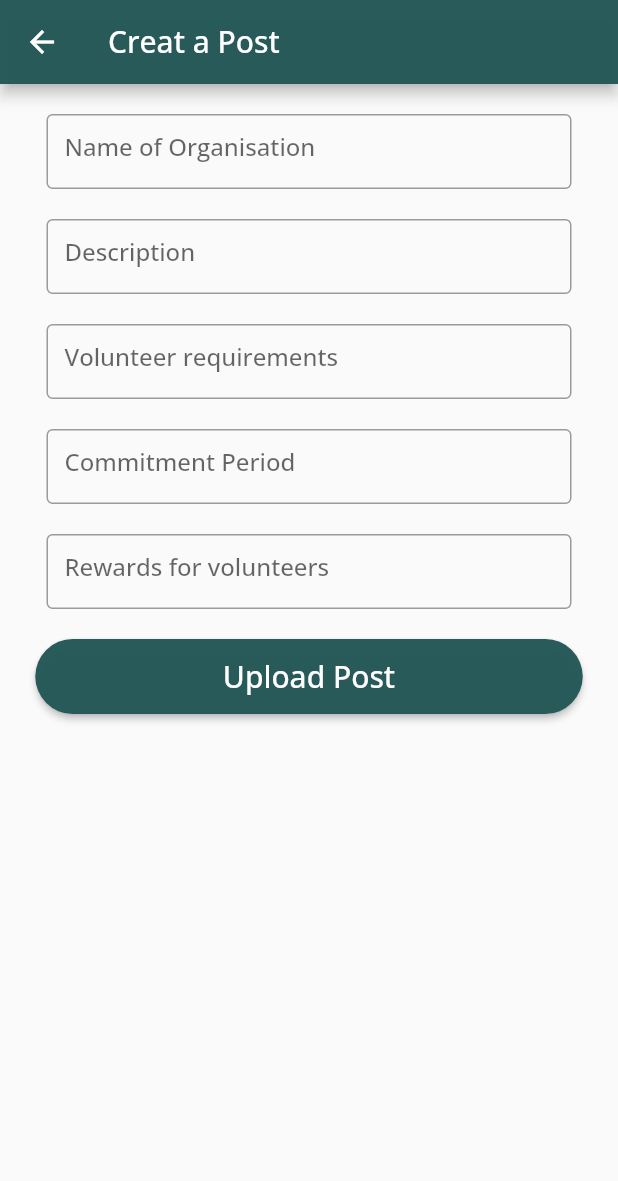
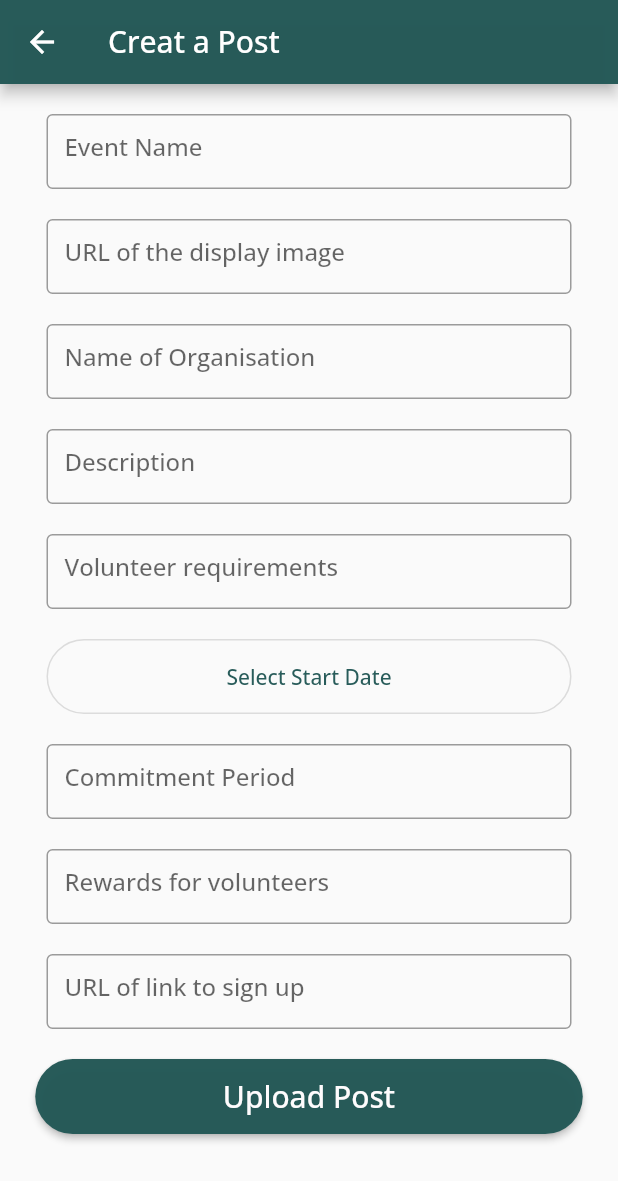
Before and after one commit to kaavya02/Volunteeraholic, a Flutter app: the PostScreen screen opened directly, on a phone screen of 412 x 824 dp. Shown: the top 1181 px of the screen. Run offline on Flutter 3.47's test engine with Material 2 defaults, Android fonts, the phone set to English and light mode, and no system bars; our stand-ins replace cloud_firestore, firebase_auth, firebase_core, google_fonts, google_sign_in; accounts and stored records are empty.

Commit message:
Card format post

```diff
--- a/lib/OrgLogin.dart
+++ b/lib/OrgLogin.dart
@@ -26,7 +26,7 @@ class _OrgLoginState extends State<OrgLogin> {
         width : size.width,
         height : size.height,
         padding: EdgeInsets.only(
-            left: 20, right: 20, top: size.height * 0.1, bottom: size.height * 0.5),
+            left: 20, right: 20, top: size.height * 0.02, bottom: size.height * 0.5),
         child: Column(
           crossAxisAlignment: CrossAxisAlignment.center,
           mainAxisAlignment: MainAxisAlignment.spaceBetween,
@@ -40,7 +40,7 @@ class _OrgLoginState extends State<OrgLogin> {
         onTap: () {
           AuthService().signInWithGoogle();
         },
-        child: const Image(width: 100, height: 30, image: AssetImage('assets/images/google.png'))),
+        child: const Image(width: 100, height: 40, image: AssetImage('assets/images/google.png'))),
         ],
         ),
         ),
--- a/lib/Post.dart
+++ b/lib/Post.dart
@@ -1,39 +1,56 @@
+
 import 'package:cloud_firestore/cloud_firestore.dart';
 import 'package:flutter/material.dart';
 import 'package:volunteeraholic/AppThemes.dart';
 
 class Post {
   String id;
+  final String eventName;
+  final String imageURL;
   final String orgName;
   final String description;
   final String volunteerRequirements;
+  final DateTime startDate;
   final String commitment;
   final String volunteerRewards;
+  final String linkToSignUp;
 
   Post({
     this.id = '',
+    required this.eventName,
+    required this.imageURL,
     required this.orgName,
     required this.volunteerRequirements,
+    required this.startDate,
     required this.commitment,
     required this.description,
     required this.volunteerRewards,
+    required this.linkToSignUp
   });
 
   Map<String, dynamic> toJson() => {
     'id' : id,
+    'eventName' : eventName,
+    'image': imageURL,
     'orgName': orgName,
     'volunteerRequirements': volunteerRequirements,
+    'startDate' : startDate,
     'commitment' : commitment,
     'description': description,
-    'volunteerRewards' : volunteerRewards
+    'volunteerRewards' : volunteerRewards,
+    'linkToSignUP' : linkToSignUp
   };
 
   static Post fromJson(Map<String, dynamic> json) => Post(
+      eventName: json['eventName'],
+      imageURL: json['imageURL'],
       orgName: json['orgName'],
       volunteerRequirements: json['volunteerRequirements'],
+      startDate: json['startDate'],
       commitment: json['commitment'],
       description: json['description'],
-      volunteerRewards: json['volunteerRewards']);
+      volunteerRewards: json['volunteerRewards'],
+      linkToSignUp: json['linkToSignUp']);
 }
 
 Future createPost(Post post) async {
@@ -61,14 +78,30 @@ class PostScreen extends StatefulWidget {
 }
 
 class _PostScreenState extends State<PostScreen> {
+  final eventName = TextEditingController();
+  final imageURL = TextEditingController();
   final orgName =  TextEditingController();
   final description = TextEditingController();
   final volunteerRequirements = TextEditingController();
   final commitmentPeriod = TextEditingController();
   final volunteerRewards = TextEditingController();
+  final linkToSignUP = TextEditingController();
 
   @override
   Widget build(BuildContext context) {
+    DateTime selectedDate = DateTime.now();
+
+    Future<void> _selectDate(BuildContext context) async {
+      final DateTime? picked = await showDatePicker(
+          context: context,
+          initialDate: selectedDate,
+          firstDate: DateTime(2015, 8),
+          lastDate: DateTime(2101));
+      if (picked != null && picked != selectedDate)
+         {
+          selectedDate = picked;
+        }
+    }
 
     return Scaffold(
       appBar: AppBar(title: Text('Creat a Post'),),
@@ -77,6 +110,30 @@ class _PostScreenState extends State<PostScreen> {
         child: Center(
           child: Column(
             children: [
+              Container(
+                width: 350,
+                height: 50,
+                child: TextField(
+                  controller: eventName,
+                  decoration: InputDecoration(
+                    border: OutlineInputBorder(),
+                    hintText: 'Event Name',
+                  ),
+                ),
+              ),
+              SizedBox(height: 20,),
+              Container(
+                width: 350,
+                height: 50,
+                child: TextField(
+                  controller: imageURL,
+                  decoration: InputDecoration(
+                    border: OutlineInputBorder(),
+                    hintText: 'URL of the display image',
+                  ),
+                ),
+              ),
+              SizedBox(height: 20,),
               Container(
                   width: 350,
                   height: 50,
@@ -116,6 +173,22 @@ class _PostScreenState extends State<PostScreen> {
               Container(
                 width: 350,
                 height: 50,
+                child: OutlinedButton(
+                  onPressed: () => _selectDate(context),
+                  child: Text('Select Start Date'),
+                  style: ButtonStyle(
+                      shape: MaterialStateProperty.all<RoundedRectangleBorder>(
+                          RoundedRectangleBorder(
+                            borderRadius: BorderRadius.circular(25.0),
+                          )
+                      )
+                  ),
+                ),
+              ),
+            SizedBox(height: 20,),
+                Container(
+                  width: 350,
+                  height: 50,
                   child: TextField(
                     controller: commitmentPeriod,
                     decoration: InputDecoration(
@@ -137,16 +210,32 @@ class _PostScreenState extends State<PostScreen> {
                   ),
                 ),
                 SizedBox(height: 20,),
+              Container(
+                width: 350,
+                height: 50,
+                child: TextField(
+                  controller: linkToSignUP,
+                  decoration: InputDecoration(
+                    border: OutlineInputBorder(),
+                    hintText: 'URL of link to sign up',
+                  ),
+                ),
+              ),
+              SizedBox(height: 20,),
                 SizedBox(
                   height: 50,
                   width: 365,
                   child: ElevatedButton(onPressed: () {
                     final post = Post(
+                        eventName: eventName.text,
+                        imageURL: imageURL.text,
                         orgName: orgName.text,
                         volunteerRequirements: volunteerRequirements.text,
+                        startDate: selectedDate,
                         commitment: commitmentPeriod.text,
                         description: description.text,
-                      volunteerRewards: volunteerRewards.text
+                        volunteerRewards: volunteerRewards.text,
+                        linkToSignUp : linkToSignUP.text
                     );
 
                     createPost(post);
--- a/pubspec.yaml
+++ b/pubspec.yaml
@@ -35,10 +35,11 @@ dependencies:
   # The following adds the Cupertino Icons font to your application.
   # Use with the CupertinoIcons class for iOS style icons.
   cupertino_icons: ^1.0.2
-  flutter_svg: ^0.17.4
+  flutter_svg: ^1.1.1+1
   firebase_core: ^1.17.0
   firebase_auth: ^3.3.18
   cloud_firestore: ^3.1.18
+  firebase_storage: ^10.3.1
   google_fonts: ^3.0.1
   google_sign_in: ^5.3.3
   provider: ^6.0.3
```
Also changed, not shown: lib/HomeScreen.dart (+17 -13 lines), HomeScreen.png (deleted), OrgLogin.png (deleted), Screenshot_20220529_230556.png (deleted), SignIn page.png (deleted), SignUp.png (deleted), StudentLogin.png (deleted), lib/NavBar.dart (line endings or trailing spaces), pubspec.lock, 1 other file. Lines whose indentation alone changed are shown as unchanged.
